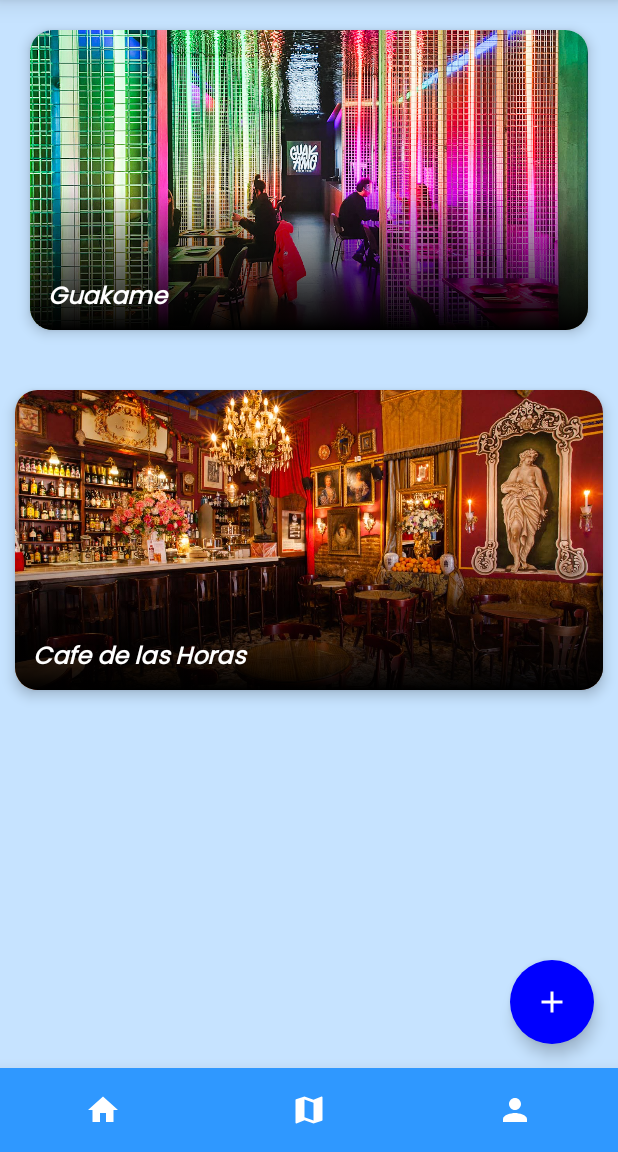
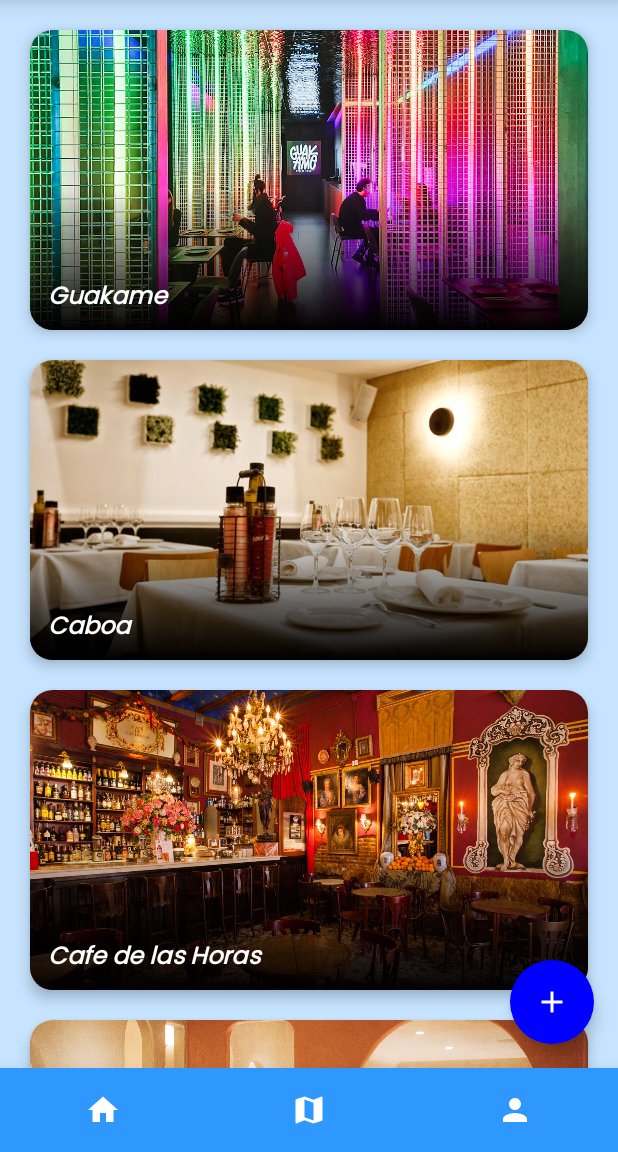
Before and after one commit to Lykamad/Queer-Map, an Android app built with Jetpack Compose: the inicio screen opened through its navigation route, on a phone screen of 412 x 824 dp, the part 84-1236 px from its top. Run offline under Robolectric (Android 15) with nearby library versions, the phone set to English and light mode, and no system bars; our stand-ins replace livedata-compose; pictures from the network do not load.

```diff
--- a/esqueleto_b/app/src/main/java/com/example/ejemplo_21_11/screens/Home.kt
+++ b/esqueleto_b/app/src/main/java/com/example/ejemplo_21_11/screens/Home.kt
@@ -109,39 +109,19 @@ fun CreateLugarCard(selectedLugar: Lugar) {
     }
 }
 
-@Composable
-fun CreateLugarView(fichaLugar: Lugar){
-    Column(modifier = Modifier
-        .fillMaxSize(),
-        horizontalAlignment = Alignment.CenterHorizontally,
-        verticalArrangement = Arrangement.Top
-    ) {
-        Image(painter = painterResource(id = fichaLugar.imageID), contentDescription = "Guakame",
-        modifier = Modifier
-            .fillMaxWidth()
-            .height(200.dp),
-            alignment = Alignment.Center,
-            contentScale = ContentScale.Crop
-
-            )
 
 
-        }
-
-    }
 
 
 @Composable
 fun Home(navController: NavController) {
 
     Column() {
-        Row(modifier = Modifier.padding(10.dp)) {
-            listaLugares.forEach() { index ->
-                CreateLugarCard(selectedLugar = index)
-                Spacer(modifier = Modifier.size(6.dp))
+        LazyColumn(modifier = Modifier.padding(10.dp)) {
+
+            items(listaLugares) { selectedLugar ->
+                CreateLugarCard(selectedLugar = selectedLugar)
             }
         }
-        Spacer(modifier = Modifier.size(10.dp))
-        CreateLugarCard(listaLugares[2])
     }
 }
```
